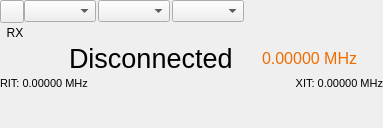
Old version of the form ui/RigWidget.ui in the repository foldynl/QLog.
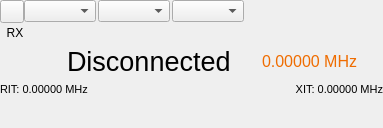
New version of the form. Icons and pictures are not drawn. Custom widgets are drawn as their Qt base class.

Commit message: Fixed #1204 - Rig control frequency disappear

```diff
--- a/ui/RigWidget.ui
+++ b/ui/RigWidget.ui
@@ -268,7 +268,7 @@
         <enum>Qt::NoFocus</enum>
        </property>
        <property name="styleSheet">
-        <string notr="true">QDoubleSpinBox { background: transparent; border: none; padding: 0px; color: palette(window-text); }
+        <string notr="true">QDoubleSpinBox { background: transparent; color: palette(window-text); }
       QDoubleSpinBox QLineEdit { background: transparent; border: none; padding: 0px; margin: 0px; color: palette(window-text); }</string>
        </property>
        <property name="frame">
@@ -320,7 +320,7 @@
         <enum>Qt::NoFocus</enum>
        </property>
        <property name="styleSheet">
-        <string notr="true">QDoubleSpinBox { background: transparent; border: none; padding: 0px; color: #ef6c00; }
+        <string notr="true">QDoubleSpinBox { background: transparent; color: #ef6c00; }
 QDoubleSpinBox QLineEdit { background: transparent; border: none; padding: 0px; margin: 0px; color: #ef6c00; }</string>
        </property>
        <property name="frame">
```
The commit also changes 1 other file.
